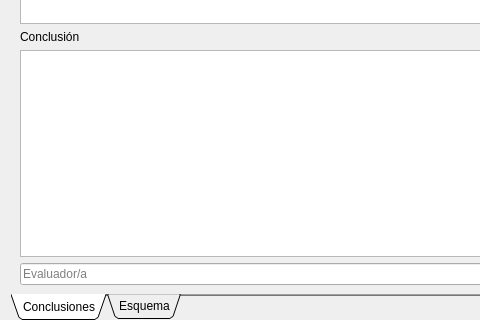
Qt form src/abr/UI/AbrReport.ui (Debaq/LabSim) before a commit; both pictures show x 0 to 480 and y 300 to 620 of the 951 by 620 pixel window.
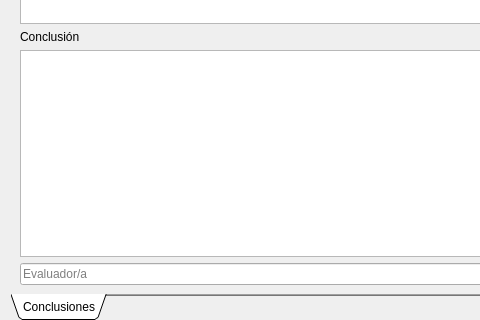
The same form after that commit.

Commit message: ABR: fuera el código muerto de cuando era un programa aparte (menú Archivo y acciones, barra de estado, reloj, 'Caso siguiente', dock de valores, pestaña Esquema vacía, report_svg, modo OSCE estación 5, tabla vieja AbrTableInfo)

```diff
--- a/src/abr/UI/AbrReport.ui
+++ b/src/abr/UI/AbrReport.ui
@@ -146,11 +146,6 @@
        </item>
       </layout>
      </widget>
-     <widget class="QWidget" name="tab_2">
-      <attribute name="title">
-       <string>Esquema</string>
-      </attribute>
-     </widget>
      </widget>
    </item>
   </layout>
```
The commit also changes 8 other files.
